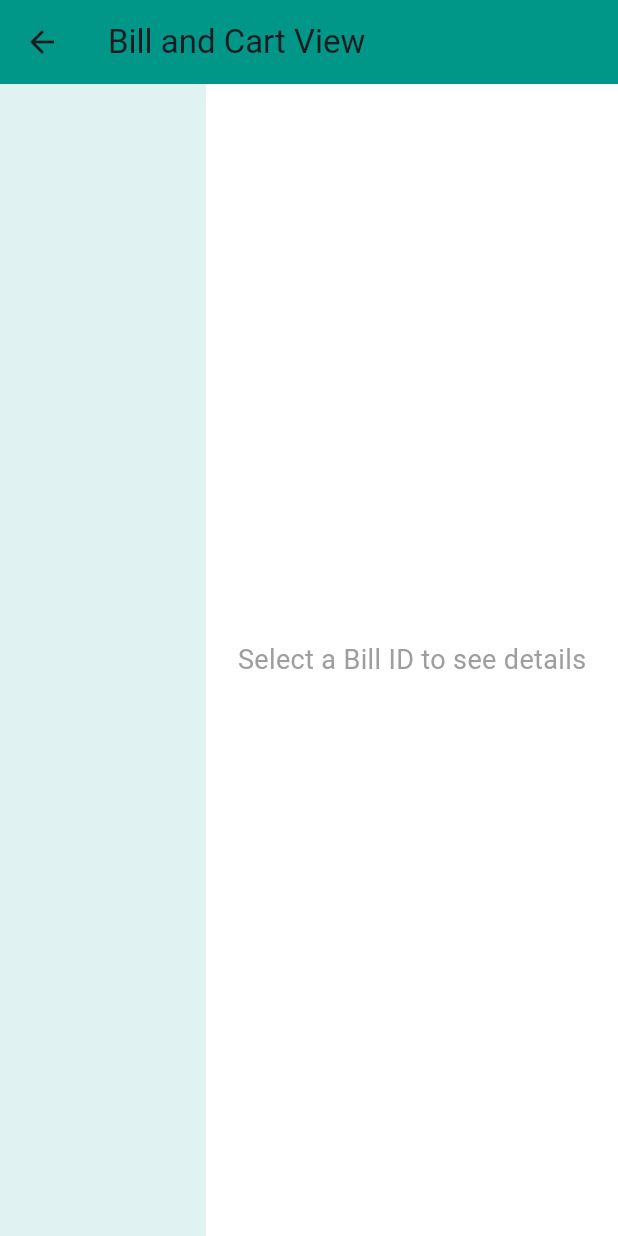
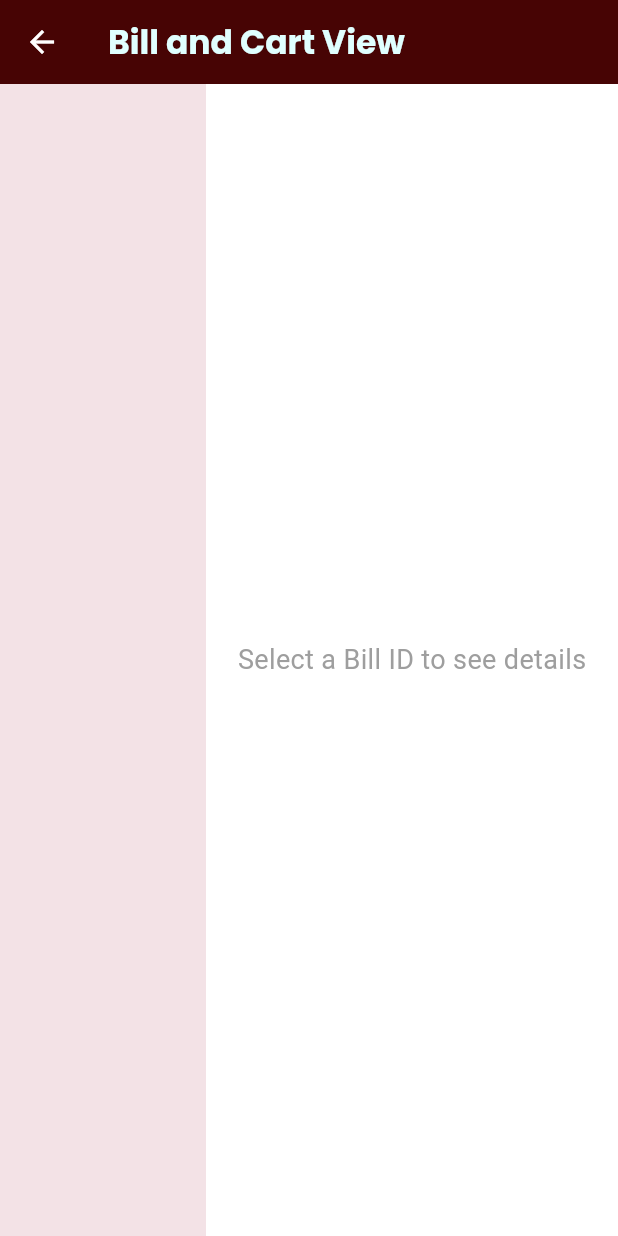
Before and after one commit to MobileSamadhi/New_Restaurant, a Flutter app: the BillAndCartViewPage screen opened directly, on a phone screen of 412 x 824 dp. Run offline on Flutter 3.47's test engine with Material 3 defaults, Android fonts, the phone set to English and light mode, and no system bars; our stand-ins replace google_fonts, image_picker, printing, sqflite; missing offline and left inert: blue_thermal_printer; accounts and stored records are empty.

Commit message:
added add bill cart view page commit

```diff
--- a/lib/SQLite/cart_db.dart
+++ b/lib/SQLite/cart_db.dart
@@ -28,6 +28,9 @@ class CartDatabaseHelper {
           productName TEXT,
           quantity INTEGER,
           price REAL,
+          grossAmount REAL,
+          discount REAL,
+          netAmount REAL,
           date TEXT,
           time TEXT
         )
--- a/lib/Views/bill_cart_viewpage.dart
+++ b/lib/Views/bill_cart_viewpage.dart
@@ -1,5 +1,7 @@
 import 'package:flutter/material.dart';
+import 'package:google_fonts/google_fonts.dart';
 import 'package:intl/intl.dart';
+import 'package:synnex_mobile/Views/dashboard.dart';
 import '../SQLite/cart_db.dart';
 
 class BillAndCartViewPage extends StatefulWidget {
@@ -43,8 +45,23 @@ class _BillAndCartViewPageState extends State<BillAndCartViewPage> {
   Widget build(BuildContext context) {
     return Scaffold(
       appBar: AppBar(
-        title: Text('Bill and Cart View'),
-        backgroundColor: Colors.teal,
+        title: Text('Bill and Cart View',
+          style: GoogleFonts.poppins(
+          fontSize: 22,
+          fontWeight: FontWeight.bold,
+          color: Color(0xFFE0FFFF),
+        ),
+        ),
+        leading: IconButton(
+          icon: Icon(Icons.arrow_back, color: Colors.white),
+          onPressed: () {
+            Navigator.pushReplacement(
+              context,
+              MaterialPageRoute(builder: (context) => DashboardPage()),
+            );
+          },
+        ),
+        backgroundColor: Color(0xFF470404),
       ),
       body: Row(
         children: [
@@ -52,12 +69,12 @@ class _BillAndCartViewPageState extends State<BillAndCartViewPage> {
           Expanded(
             flex: 1,
             child: Container(
-              color: Colors.teal[50],
+              color: Color(0xFFDAB3AC).withOpacity(0.3),
               child: ListView.builder(
                 itemCount: billIds.length,
                 itemBuilder: (context, index) {
                   return Card(
-                    color: selectedBillId == billIds[index] ? Colors.teal[100] : Colors.white,
+                    color: selectedBillId == billIds[index] ? Color(0xFFDAB3AC) : Colors.white,
                     child: ListTile(
                       title: Text('Bill ID: ${billIds[index]}'),
                       onTap: () => fetchBillDetails(billIds[index]),
@@ -79,6 +96,7 @@ class _BillAndCartViewPageState extends State<BillAndCartViewPage> {
                 itemBuilder: (context, index) {
                   final product = billDetails[index];
                   return Card(
+                    color:  Color(0xFFDAB3AC),
                     margin: EdgeInsets.all(10),
                     child: ListTile(
                       title: Text(product['productName'], style: TextStyle(fontWeight: FontWeight.bold)),
```
Also changed, not shown: lib/Views/bill_page.dart (+53 -44 lines).
